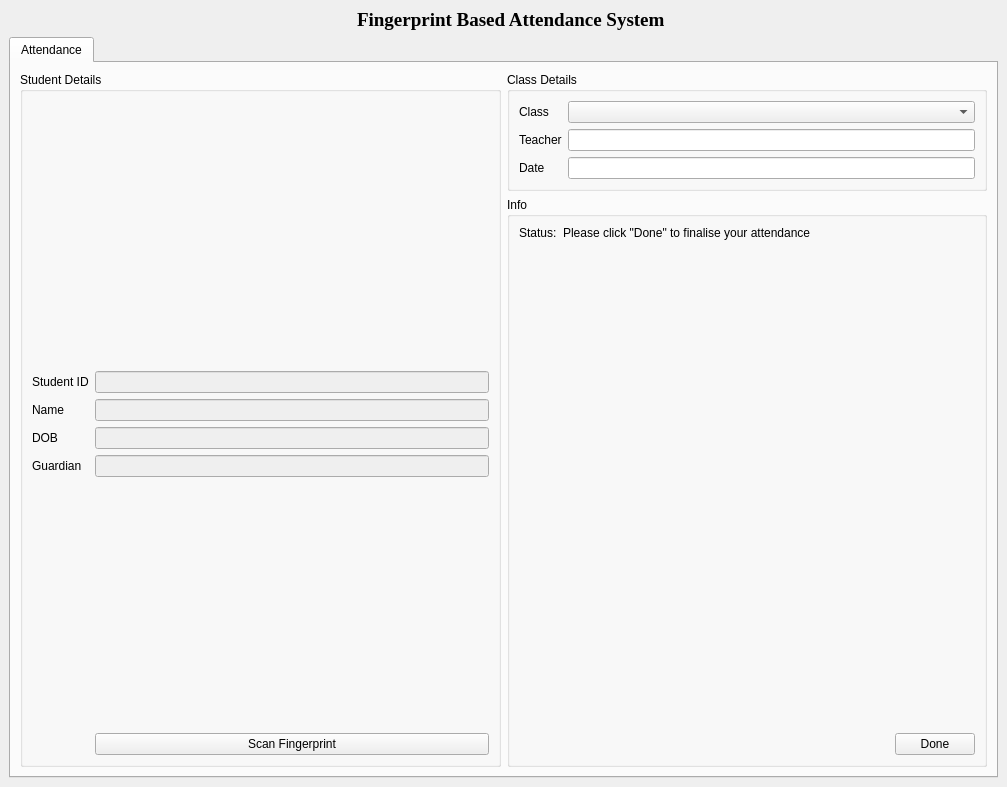
The window that designs/FAS_attendance.ui (sirhanningfield/fas) describes before a commit, drawn with Qt 5.
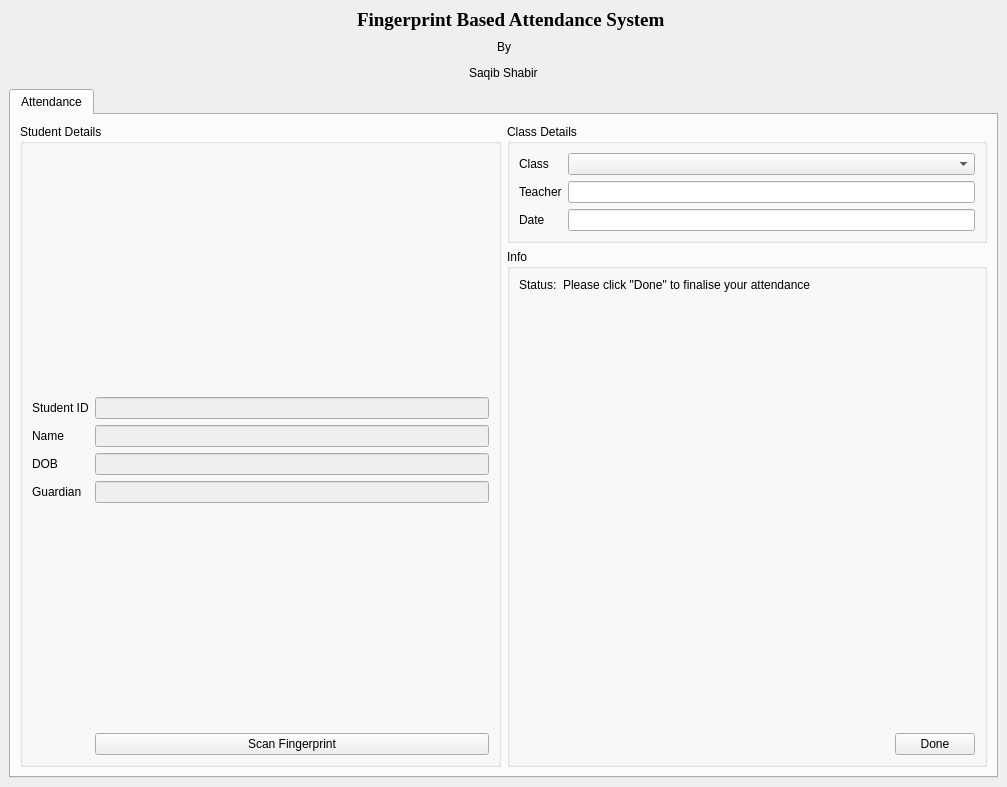
The same window after the commit. Icons and pictures are not drawn.

Commit message: added functionality to add class

What changed in the file:
```diff
--- a/designs/FAS_attendance.ui
+++ b/designs/FAS_attendance.ui
@@ -20,6 +20,8 @@
   <widget class="QWidget" name="centralwidget">
    <layout class="QGridLayout" name="gridLayout">
     <item row="0" column="0">
+     <layout class="QVBoxLayout" name="verticalLayout_9">
+      <item>
      <layout class="QHBoxLayout" name="horizontalLayout">
       <item>
        <spacer name="horizontalSpacer">
@@ -67,6 +69,82 @@
          </size>
         </property>
        </spacer>
+        </item>
+       </layout>
+      </item>
+      <item>
+       <layout class="QHBoxLayout" name="horizontalLayout_2">
+        <item>
+         <spacer name="horizontalSpacer_4">
+          <property name="orientation">
+           <enum>Qt::Horizontal</enum>
+          </property>
+          <property name="sizeHint" stdset="0">
+           <size>
+            <width>40</width>
+            <height>20</height>
+           </size>
+          </property>
+         </spacer>
+        </item>
+        <item>
+         <widget class="QLabel" name="label_10">
+          <property name="text">
+           <string>By</string>
+          </property>
+         </widget>
+        </item>
+        <item>
+         <spacer name="horizontalSpacer_5">
+          <property name="orientation">
+           <enum>Qt::Horizontal</enum>
+          </property>
+          <property name="sizeHint" stdset="0">
+           <size>
+            <width>40</width>
+            <height>20</height>
+           </size>
+          </property>
+         </spacer>
+        </item>
+       </layout>
+      </item>
+      <item>
+       <layout class="QHBoxLayout" name="horizontalLayout_3">
+        <item>
+         <spacer name="horizontalSpacer_6">
+          <property name="orientation">
+           <enum>Qt::Horizontal</enum>
+          </property>
+          <property name="sizeHint" stdset="0">
+           <size>
+            <width>40</width>
+            <height>20</height>
+           </size>
+          </property>
+         </spacer>
+        </item>
+        <item>
+         <widget class="QLabel" name="label_3">
+          <property name="text">
+           <string>Saqib Shabir</string>
+          </property>
+         </widget>
+        </item>
+        <item>
+         <spacer name="horizontalSpacer_7">
+          <property name="orientation">
+           <enum>Qt::Horizontal</enum>
+          </property>
+          <property name="sizeHint" stdset="0">
+           <size>
+            <width>40</width>
+            <height>20</height>
+           </size>
+          </property>
+         </spacer>
+        </item>
+       </layout>
       </item>
      </layout>
     </item>
```
Left out of the diff: 10 changed lines with no effect on the pictures. Lines whose indentation alone changed are shown as unchanged. The commit also changes 7 other files.
